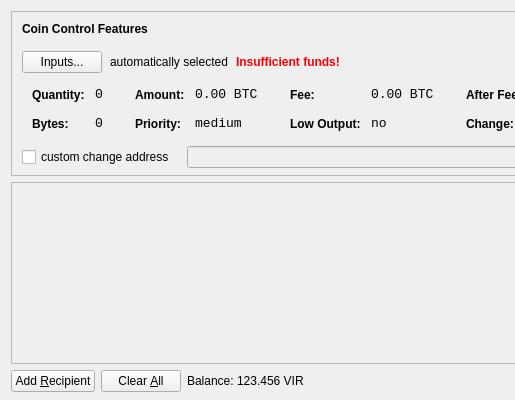
RagnarDanneskjold/smallchange, file src/qt/forms/sendcoinsdialog.ui: the form before one commit; both pictures show x 0 to 515 and y 0 to 400 of the 850 by 400 pixel window.
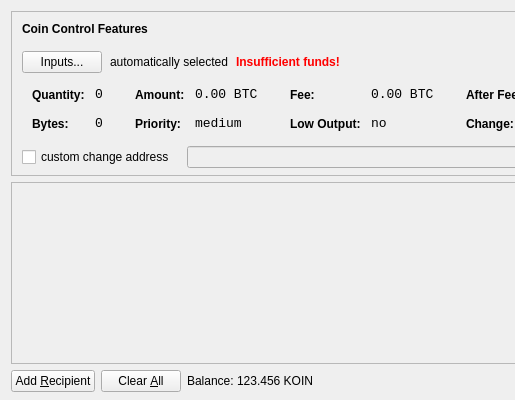
The form after the commit. Icons and pictures are not drawn.

Commit message: setting up koin

```diff
--- a/src/qt/forms/sendcoinsdialog.ui
+++ b/src/qt/forms/sendcoinsdialog.ui
@@ -720,7 +720,7 @@
           <cursorShape>IBeamCursor</cursorShape>
          </property>
          <property name="text">
-          <string>123.456 VIR</string>
+          <string>123.456 KOIN</string>
          </property>
          <property name="textInteractionFlags">
           <set>Qt::LinksAccessibleByMouse|Qt::TextSelectableByKeyboard|Qt::TextSelectableByMouse</set>
```
The commit also changes 114 other files.
